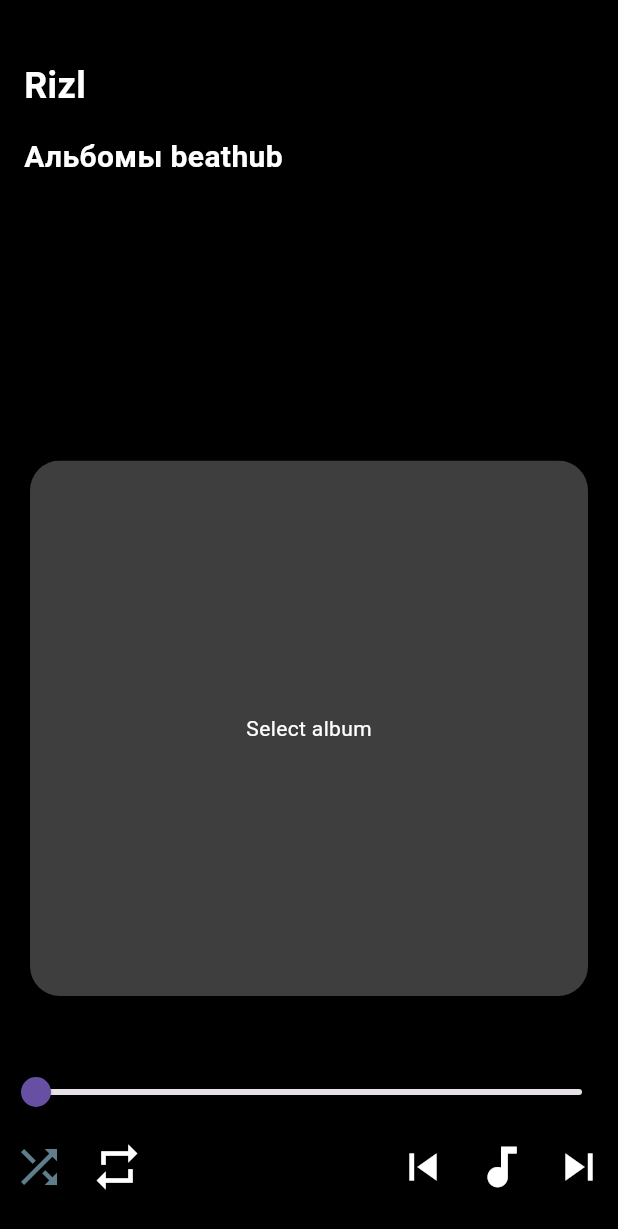
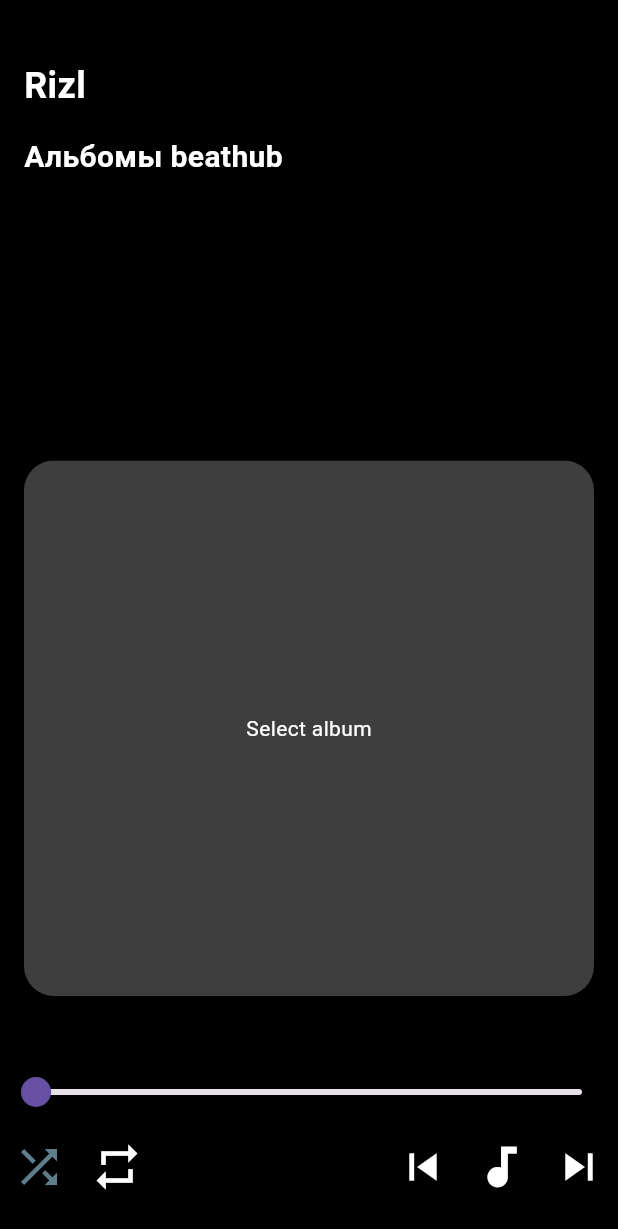
Before and after one commit to sultansagitov/beathub, a Flutter app: the screen it shows after launch, on a phone screen of 412 x 824 dp. Shown: the top 1229 px of the screen. Run offline on Flutter 3.47's test engine with Material 3 defaults, Android fonts, the phone set to English and light mode, and no system bars; our stand-ins replace audioplayers, palette_generator.

Commit message:
GUI updated

```diff
--- a/lib/classes/queue.dart
+++ b/lib/classes/queue.dart
@@ -104,6 +104,7 @@ class Queue {
 
   int getCount() => songs.length;
 
+  bool isEmpty() => getCount() == 0;
   bool isCurrent(int index) => this.index == index;
   bool isStarted() => index != -1;
   bool isFirst() => isCurrent(0);
--- a/lib/main_page.dart
+++ b/lib/main_page.dart
@@ -85,9 +85,9 @@ class _MainPageState extends State<MainPage> {
               ),
             ),
             child: Stack(
-              children: <Widget>[
+              children: [
                 Column(
-                  children: <Widget>[
+                  children: [
                     Expanded(
                       child: PageView(
                         controller: _pageController,
@@ -139,5 +139,4 @@ class _MainPageState extends State<MainPage> {
   double textFunc(double x) {
     return clampDouble((18 - 9 * x) / 8, 0, 1);
   }
-
 }
--- a/lib/views/album_view.dart
+++ b/lib/views/album_view.dart
@@ -1,4 +1,5 @@
 import 'package:beathub/observer/player_state_notifier.dart';
+import 'package:beathub/widgets/headers.dart';
 import 'package:flutter/material.dart';
 import 'package:beathub/classes/album.dart';
 import 'package:beathub/widgets/player.dart';
@@ -49,31 +50,16 @@ class AlbumViewState extends State<AlbumView> {
       return const Center(child: CircularProgressIndicator());
     }
 
-    return Column(
+    return Padding(
+      padding: const EdgeInsets.all(16),
+      child: Column(
         crossAxisAlignment: CrossAxisAlignment.start,
         children: [
-        const SizedBox(height: 40),
-        Padding(
-          padding: const EdgeInsets.symmetric(horizontal: 16),
-          child: Text(
-            "Rizl",
-            style: const TextStyle(
-              fontSize: 24,
-              fontWeight: FontWeight.bold,
-            ),
-          ),
-        ),
+          const SizedBox(height: 24),
+          Header1("Rizl"),
+          const SizedBox(height: 16),
+          Header2("Альбомы beathub"),
           const SizedBox(height: 8),
-        Padding(
-          padding: const EdgeInsets.symmetric(horizontal: 16, vertical: 8),
-          child: const Text(
-            "Альбомы beathub",
-            style: TextStyle(
-              fontSize: 20,
-              fontWeight: FontWeight.bold,
-            ),
-          ),
-        ),
           SizedBox(
             height: 180,
             child: AlbumList(
@@ -85,16 +71,14 @@ class AlbumViewState extends State<AlbumView> {
             ),
           ),
           Expanded(
-          child: Padding(
-            padding: const EdgeInsets.symmetric(horizontal: 20),
             child: ClipRRect(
               borderRadius: BorderRadius.circular(20),
               child: SongList(key: songListKey, playerKey: widget.playerKey),
-            ),
             )
           ),
-        SizedBox(height: 40)
+          SizedBox(height: 24)
         ],
+      ),
     );
   }
 }
--- a/lib/views/music_view.dart
+++ b/lib/views/music_view.dart
@@ -70,13 +70,13 @@ class MusicViewState extends State<MusicView> {
 
     return Column(
       mainAxisAlignment: MainAxisAlignment.center,
-      children: <Widget>[
-        if (playerState.queue.getCount() > 0)
+      children: [
+        if (!playerState.queue.isEmpty())
           Expanded(
             child: PageView.builder(
               controller: _pageController,
               onPageChanged: (index) async {
-                if (!scrolling && index != playerState.queue.index) {
+                if (!scrolling && !playerState.queue.isCurrent(index)) {
                   await playerState.playTrackByIndex(index, byScroll: true);
                 }
               },
--- a/lib/views/queue_view.dart
+++ b/lib/views/queue_view.dart
@@ -37,7 +37,7 @@ class QueueViewState extends State<QueueView> {
   Widget build(BuildContext context) {
     final playerState = widget.playerKey.currentState;
 
-    if (playerState == null || playerState.queue.getCount() == 0) {
+    if (playerState == null || playerState.queue.isEmpty()) {
       return const Center(child: Text('No tracks in queue'));
     }
 
@@ -46,7 +46,7 @@ class QueueViewState extends State<QueueView> {
         const SizedBox(height: 30),
         Row(
           mainAxisAlignment: MainAxisAlignment.end,
-          children: <Widget>[
+          children: [
             IconButton(
               padding: const EdgeInsets.all(10),
               icon: const Icon(Icons.close),
--- a/lib/widgets/album_list.dart
+++ b/lib/widgets/album_list.dart
@@ -34,7 +34,6 @@ class AlbumListState extends State<AlbumList> {
     return ListView.builder(
       scrollDirection: Axis.horizontal,
       itemCount: playerState.imageAlbums.length,
-      padding: const EdgeInsets.symmetric(horizontal: 16),
       itemBuilder: (context, index) {
         final album = playerState.imageAlbums[index];
         return GestureDetector(
--- /dev/null
+++ b/lib/widgets/headers.dart
@@ -0,0 +1,25 @@
+import 'package:flutter/cupertino.dart';
+
+Text Header1(String text) {
+  return Text(
+      text,
+      maxLines: 1,
+      overflow: TextOverflow.ellipsis,
+      style: const TextStyle(
+          fontSize: 24,
+          fontWeight: FontWeight.bold
+      )
+  );
+}
+
+Text Header2(String text) {
+  return Text(
+      text,
+      maxLines: 1,
+      overflow: TextOverflow.ellipsis,
+      style: const TextStyle(
+          fontSize: 20,
+          fontWeight: FontWeight.bold
+      )
+  );
+}
--- a/lib/widgets/player.dart
+++ b/lib/widgets/player.dart
@@ -205,13 +205,13 @@ class PlayerState extends State<Player> {
   }
 
   Widget _buildSlider() => Column(
-    children: <Widget>[
+    children: [
       if (queue.duration != null)
         Padding(
           padding: const EdgeInsets.symmetric(vertical: 0, horizontal: 24),
           child: Row(
             mainAxisAlignment: MainAxisAlignment.spaceBetween,
-            children: <Widget>[
+            children: [
               Text(formatDuration(queue.position)),
               Text(formatDuration(queue.duration!)),
             ]
@@ -245,10 +245,10 @@ class PlayerState extends State<Player> {
           _buildSlider(),
         Row(
           mainAxisAlignment: MainAxisAlignment.spaceBetween,
-          children: <Widget>[
+          children: [
             Row(
               mainAxisAlignment: MainAxisAlignment.start,
-              children: <Widget>[
+              children: [
                 IconButton(
                   icon: Icon(
                     Icons.shuffle,
@@ -280,7 +280,7 @@ class PlayerState extends State<Player> {
 
             Row(
               mainAxisAlignment: MainAxisAlignment.end,
-              children: <Widget>[
+              children: [
                 IconButton(
                   icon: const Icon(Icons.skip_previous, size: 36),
                   onPressed: prevTrack,
--- a/lib/widgets/song_list.dart
+++ b/lib/widgets/song_list.dart
@@ -1,7 +1,7 @@
+import 'package:beathub/classes/song.dart';
 import 'package:flutter/material.dart';
 import 'package:beathub/classes/album.dart';
 import 'package:beathub/classes/queue.dart';
-import 'package:beathub/classes/song.dart';
 import 'package:beathub/widgets/player.dart';
 
 class SongList extends StatefulWidget {
@@ -29,39 +29,39 @@ class SongListState extends State<SongList> {
       );
     }
 
-    currentAlbum ??= playerState.queue.getCurrentOrFirst()?.album;
-
     return Container(
       width: double.maxFinite,
       color: currentAlbum?.mainColor.withAlpha(100),
       child: Column(
-        children: <Widget>[
+        children: [
           Padding(
-            padding: const EdgeInsets.symmetric(horizontal: 20),
+            padding: EdgeInsets.symmetric(horizontal: 20),
             child: Row(
               mainAxisAlignment: MainAxisAlignment.spaceBetween,
               children: [
                 Text(
                   currentAlbum!.name,
-                  style: TextStyle(
-                    fontWeight: FontWeight.bold,
-                    fontSize: 20
+                  maxLines: 1,
+                  overflow: TextOverflow.ellipsis,
+                  style: TextStyle(fontWeight: FontWeight.bold, fontSize: 20)
+                ),
+                if (playerState.queue.linkedAlbum == currentAlbum!)
+                  Row(
+                    children: [
+                      Text("in queue"),
+                      IconButton(
+                        icon: Icon(playerState.icon, size: 30),
+                        onPressed: playerState.playBtn,
+                      ),
+                    ],
                   )
-                ),
+                else
                   IconButton(
-                  icon: Icon(
-                    playerState.queue.linkedAlbum == currentAlbum!
-                        ? playerState.icon
-                        : Icons.play_arrow
-                    ,
-                    size: 30,
-                  ),
+                    icon: Icon(Icons.play_arrow, size: 30),
                     onPressed: () async {
-                    if (playerState.queue.linkedAlbum != currentAlbum!) {
                       await playerState.pause();
                       playerState.queue.position = Duration(seconds: 0);
                       playerState.queue = Queue.fromAlbum(currentAlbum!);
-                    }
                       playerState.playBtn();
                     },
                   )
@@ -70,9 +70,9 @@ class SongListState extends State<SongList> {
           ),
           Expanded(
             child: ListView.builder(
-                padding: EdgeInsets.zero,
+              padding: const EdgeInsets.all(0.0),
               itemCount: currentAlbum!.songs.length,
-                itemBuilder: (context, index) {
+              itemBuilder: (BuildContext context, int index) {
                 Song song = currentAlbum!.songs[index];
                 return GestureDetector(
                   behavior: HitTestBehavior.opaque,
@@ -83,34 +83,61 @@ class SongListState extends State<SongList> {
                     }
                     await playerState.playTrackByIndex(index);
                   },
+                  child: Container(
+                    decoration: BoxDecoration(
+                      color: playerState.queue.linkedAlbum == currentAlbum!
+                          && playerState.queue.isCurrent(index)
+                          ? Colors.white.withAlpha(64)
+                          : null
+                    ),
                     child: Padding(
-                      padding: const EdgeInsets.symmetric(
-                          horizontal: 24,
-                          vertical: 2
+                      padding: EdgeInsets.symmetric(vertical: 2, horizontal: 24),
+                      child: Container(
+                        decoration: playerState.queue.linkedAlbum != currentAlbum!
+                            || !playerState.queue.isCurrent(index)
+                            && !playerState.queue.isCurrent(index - 1)
+                          ? BoxDecoration(
+                            border: Border(
+                              top: BorderSide(
+                                width: 1,
+                                color: Colors.black.withAlpha(128)
+                              )
                             ),
-                      child: Row(
-                          children: <Widget>[
-                            Expanded(
+                          )
+                          : null,
+                        child: Padding(
+                          padding: const EdgeInsets.all(8.0),
+                          child: Column(
+                            children: [
+                              Align(
+                                alignment: Alignment.centerLeft,
                                 child: Text(
                                   song.name,
                                   maxLines: 1,
                                   overflow: TextOverflow.ellipsis,
+                                  textAlign: TextAlign.left,
                                   style: TextStyle(
                                     fontSize: 20,
-                                    fontWeight:
-                                      playerState.queue.getCurrent() == song
+                                    fontWeight: playerState.queue.getCurrent() == song
                                       ? FontWeight.bold
-                                        : FontWeight.w300
+                                      : FontWeight.w300,
                                   ),
                                 ),
+                              ),
+                              Align(
+                                alignment: Alignment.centerLeft,
+                                child: Text("10:00")
                               )
-                          ]
+                            ],
+                          ),
+                        ),
+                      ),
                     ),
                   ),
                 );
               }
             ),
-          )
+          ),
         ],
       ),
     );
```
Lines whose indentation alone changed are shown as unchanged.
